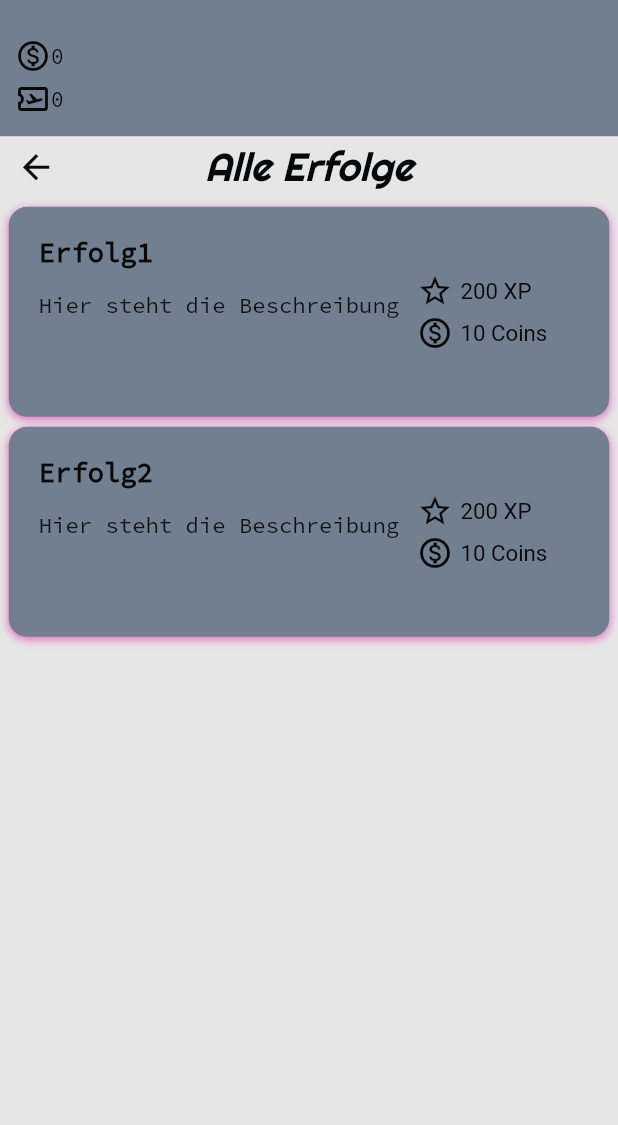
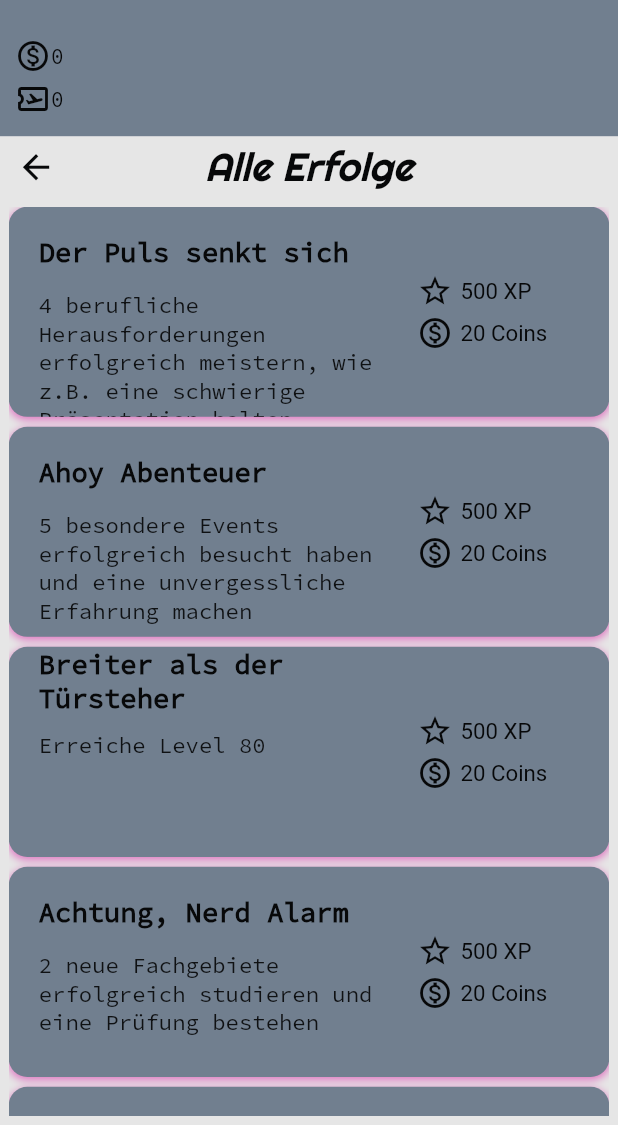
Before and after one commit to kathxrina01/xpirl, a Flutter app: the AchievementScreen screen opened directly, on a phone screen of 412 x 824 dp, the part 111-1236 px from its top. Run offline on Flutter 3.47's test engine with Material 2 defaults, Android fonts, the phone set to English and light mode, and no system bars; our stand-ins replace animated_text_kit, get, getwidget, page_transition, pie_chart, shared_preferences; missing offline and left inert: flutter_animated_button; accounts and stored records are empty; Roboto replaces fonts that are missing (RobotoMono).

Commit message:
neue bilder, achievements, freunde (noch nicht alles fertig)

```diff
--- a/lib/screens/achievement_screen.dart
+++ b/lib/screens/achievement_screen.dart
@@ -10,8 +10,8 @@ class AchievementScreen extends StatelessWidget {
 
   XPService service = XPService();
 
-  List<String> achievements = ["Erfolg1", "Erfolg2"];
-
+  List<String> achievements = ["Der Puls senkt sich", "Ahoy Abenteuer", "Breiter als der Türsteher","Achtung, Nerd Alarm", "Der Held von nebenan"];
+  List<String> descrip = ["4 berufliche Herausforderungen erfolgreich meistern, wie z.B. eine schwierige Präsentation halten", "5 besondere Events erfolgreich besucht haben und eine unvergessliche Erfahrung machen", "Erreiche Level 80", "2 neue Fachgebiete erfolgreich studieren und eine Prüfung bestehen", " 4 ehrenamtliche Tätigkeiten erfolgreich ausgeübt und dabei eine positive Wirkung erzielt haben"];
   @override
   Widget build(BuildContext context) {
     return Scaffold(
@@ -77,7 +77,7 @@ class AchievementScreen extends StatelessWidget {
                                                     fontWeight: FontWeight.bold,),)),
                                             ),
                                             Expanded(flex: 1,child: SizedBox()),
-                                            Expanded(flex: 6,child: Align(alignment: Alignment.topLeft, child: Text("Hier steht die Beschreibung",style: TextStyle(
+                                            Expanded(flex: 6,child: Align(alignment: Alignment.topLeft, child: Text(descrip[index],style: TextStyle(
                                               fontSize: MediaQuery.of(context).size.height * 0.018,
 
                                               fontFamily: "SourceCodePro",
@@ -95,7 +95,7 @@ class AchievementScreen extends StatelessWidget {
                                               children: [Icon(Icons.star_outline, color: service.colorList[0],),
                                                 SizedBox(width: MediaQuery.of(context).size.height * 0.006),
                                                 Text(
-                                                  '200 XP', // TODO Backend
+                                                  '500 XP', // TODO Backend
                                                   style: TextStyle(
                                                     fontSize: MediaQuery.of(context).size.height * 0.018,
                                                     fontFamily: "RobotoMono",
@@ -112,7 +112,7 @@ class AchievementScreen extends StatelessWidget {
                                                 color: service.colorList[0],),
                                                 SizedBox(width: MediaQuery.of(context).size.height * 0.006),
                                                 Text(
-                                                    '10 Coins', // TODO Backend
+                                                    '20 Coins', // TODO Backend
                                                   style: TextStyle(
                                                     fontSize: MediaQuery.of(context).size.height * 0.018,
                                                     fontFamily: "RobotoMono",
--- a/pubspec.yaml
+++ b/pubspec.yaml
@@ -81,6 +81,8 @@ flutter:
     - assets/sadcat.jpeg
     - assets/mouse.png
     - assets/xppotion.jpg
+    - assets/blush.jpg
+    - assets/yummy.jpg
   #   - images/a_dot_burr.jpeg
   #   - images/a_dot_ham.jpeg
 
```
Also changed, not shown: lib/screens/profile_screen.dart (+47 -14 lines), assets/blush.jpg (added), assets/yummy.jpg (added), pubspec.lock.
